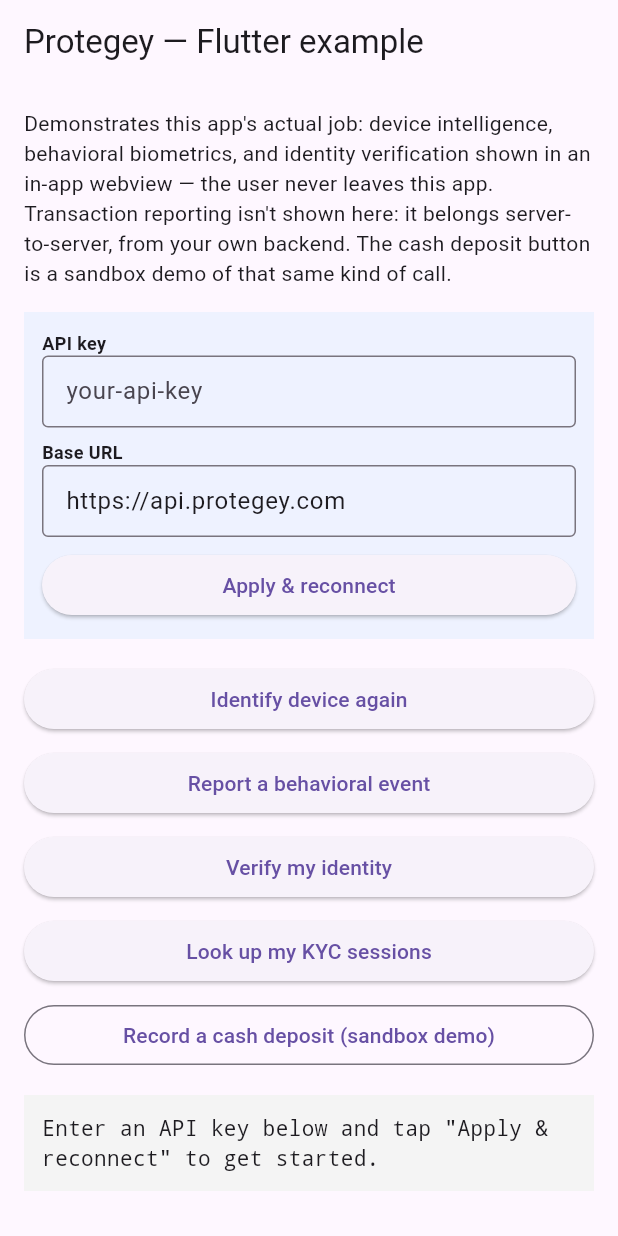
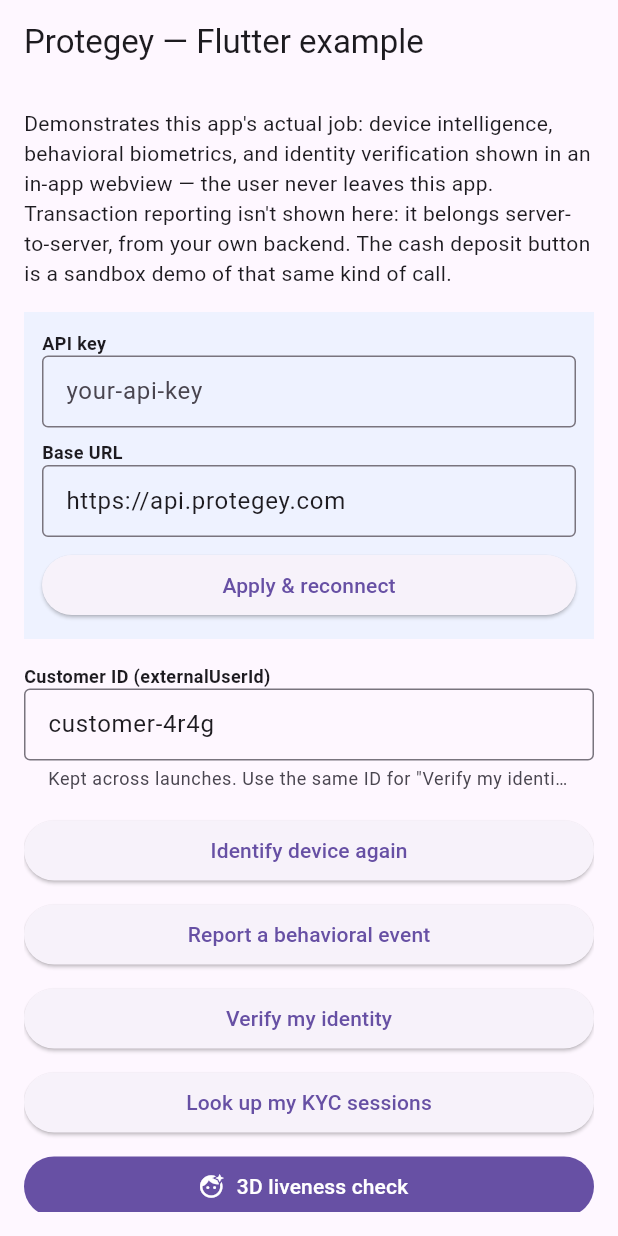
Before and after one commit to protegey/protegey_example_flutter, a Flutter app: the screen it shows after launch, on a phone screen of 412 x 824 dp. Run offline on Flutter 3.47's test engine with Material 3 defaults, Android fonts, the phone set to English and light mode, and no system bars; our stand-ins replace permission_handler, shared_preferences; missing offline and left inert: protegey_sdk.

Commit message:
feat(liveness): 3D liveness and re-verification buttons, remembered customer ID

```diff
--- a/lib/main.dart
+++ b/lib/main.dart
@@ -11,9 +11,10 @@ const _defaultBaseUrl = String.fromEnvironment('PROTEGEY_BASE_URL', defaultValue
 
 const _prefsApiKeyKey = 'protegey_example_api_key';
 const _prefsBaseUrlKey = 'protegey_example_base_url';
+const _prefsCustomerIdKey = 'protegey_example_customer_id';
 
 // A fresh id per demo run — real integrations pass the end user's own stable id instead.
-final _customerId = 'customer-${Random().nextInt(999999).toRadixString(36)}';
+final _randomCustomerId = 'customer-${Random().nextInt(999999).toRadixString(36)}';
 final _sessionId = 'flutter-example-session-${DateTime.now().millisecondsSinceEpoch}';
 
 void main() {
@@ -47,6 +48,10 @@ class _HomePageState extends State<HomePage> {
   Protegey? _protegey;
   final _apiKeyController = TextEditingController();
   final _baseUrlController = TextEditingController();
+  // Editable and remembered across launches: a re-verification (3D:3D) must use the SAME customer
+  // id as that person's earlier KYC — a fresh random id on every launch could never match.
+  final _customerIdController = TextEditingController(text: _randomCustomerId);
+  String get _customerId => _customerIdController.text.trim().isEmpty ? _randomCustomerId : _customerIdController.text.trim();
   String _log = 'Waiting for device.identify()…';
 
   @override
@@ -66,6 +71,8 @@ class _HomePageState extends State<HomePage> {
   // handy for testing against staging vs. production, or a different demo partner.
   Future<void> _loadSavedCredentials() async {
     final prefs = await SharedPreferences.getInstance();
+    final savedCustomerId = prefs.getString(_prefsCustomerIdKey);
+    if (savedCustomerId != null && savedCustomerId.isNotEmpty) _customerIdController.text = savedCustomerId;
     final savedKey = prefs.getString(_prefsApiKeyKey);
     final savedUrl = prefs.getString(_prefsBaseUrlKey);
     if (savedKey == null || savedKey.isEmpty) return;
@@ -86,6 +93,7 @@ class _HomePageState extends State<HomePage> {
     final prefs = await SharedPreferences.getInstance();
     await prefs.setString(_prefsApiKeyKey, apiKey);
     await prefs.setString(_prefsBaseUrlKey, _baseUrlController.text);
+    await prefs.setString(_prefsCustomerIdKey, _customerId);
     setState(() {
       _protegey = Protegey(apiKey: apiKey, baseUrl: _baseUrlController.text);
       _log = 'Switched to baseUrl=${_baseUrlController.text}';
@@ -231,6 +239,61 @@ class _HomePageState extends State<HomePage> {
     }
   }
 
+  Future<void> _saveCustomerId() async {
+    final prefs = await SharedPreferences.getInstance();
+    await prefs.setString(_prefsCustomerIdKey, _customerId);
+  }
+
+  /// 3D liveness (selfie only, billed per proven check) — and its re-verification variant, which
+  /// matches the face against this customer's KYC. Separate from KYC.
+  Future<void> _startLiveness({required bool reverify}) async {
+    final protegey = _protegey;
+    if (protegey == null) {
+      setState(() => _log = 'Set an API key first.');
+      return;
+    }
+    await _saveCustomerId();
+    final cameraStatus = await Permission.camera.request();
+    if (!cameraStatus.isGranted) {
+      setState(() => _log = 'Camera permission denied — the 3D liveness check needs the camera.');
+      return;
+    }
+    if (!mounted) return;
+    try {
+      final LivenessSession? session;
+      if (reverify) {
+        session = await protegey.liveness.presentReverification(context, externalUserId: _customerId);
+      } else {
+        session = await protegey.liveness.presentLiveness(context, externalUserId: _customerId);
+      }
+      if (session == null) {
+        setState(() => _log = 'Liveness sheet closed before a result.');
+        return;
+      }
+      final finished = session;
+      final result = finished.livenessProven == null
+          ? 'no result yet'
+          : finished.livenessProven == false
+              ? 'inconclusive scan'
+              : reverify
+                  ? (finished.matched == true ? 'SAME person as the KYC (match level ${finished.matchLevel})' : 'DIFFERENT person (match level ${finished.matchLevel})')
+                  : 'live person';
+      setState(() => _log = '${reverify ? 'liveness.presentReverification' : 'liveness.presentLiveness'}(externalUserId: $_customerId)\n'
+          '-> status=${finished.status}, result=$result, attempts=${finished.attempts}, billed=${finished.billableChecks} check(s) = ${finished.amount} USD');
+    } on ProtegeyApiException catch (err) {
+      if (err.errorCode == no3dEnrollmentErrorCode) {
+        setState(() => _log = 'No 3D record (KYC) exists for "$_customerId".\nRun "Verify my identity" with this customer ID first, then re-verify.');
+        if (mounted) {
+          ScaffoldMessenger.of(context).showSnackBar(SnackBar(content: Text('No 3D record (KYC) exists for "$_customerId" — verify their identity first.')));
+        }
+        return;
+      }
+      setState(() => _log = 'liveness failed: $err');
+    } catch (err) {
+      setState(() => _log = 'liveness failed: $err');
+    }
+  }
+
   @override
   Widget build(BuildContext context) {
     return Scaffold(
@@ -263,6 +326,17 @@ class _HomePageState extends State<HomePage> {
               ),
             ),
             const SizedBox(height: 16),
+            const Text('Customer ID (externalUserId)', style: TextStyle(fontSize: 12, fontWeight: FontWeight.w600)),
+            TextField(
+              controller: _customerIdController,
+              onSubmitted: (_) => _saveCustomerId(),
+              decoration: const InputDecoration(
+                isDense: true,
+                border: OutlineInputBorder(),
+                helperText: 'Kept across launches. Use the same ID for "Verify my identity" and "Re-verify me".',
+              ),
+            ),
+            const SizedBox(height: 16),
             ElevatedButton(onPressed: _identifyDevice, child: const Text('Identify device again')),
             const SizedBox(height: 8),
             ElevatedButton(onPressed: _reportBehavioral, child: const Text('Report a behavioral event')),
@@ -270,6 +344,10 @@ class _HomePageState extends State<HomePage> {
             ElevatedButton(onPressed: _startKyc, child: const Text('Verify my identity')),
             const SizedBox(height: 8),
             ElevatedButton(onPressed: _lookUpKycSessions, child: const Text('Look up my KYC sessions')),
+            const SizedBox(height: 8),
+            FilledButton.icon(onPressed: () => _startLiveness(reverify: false), icon: const Icon(Icons.face_retouching_natural), label: const Text('3D liveness check')),
+            const SizedBox(height: 8),
+            FilledButton.tonalIcon(onPressed: () => _startLiveness(reverify: true), icon: const Icon(Icons.verified_user), label: const Text('Re-verify me (3D:3D vs my KYC)')),
             const SizedBox(height: 8),
             OutlinedButton(onPressed: _recordCashDeposit, child: const Text('Record a cash deposit (sandbox demo)')),
             const SizedBox(height: 16),
```
